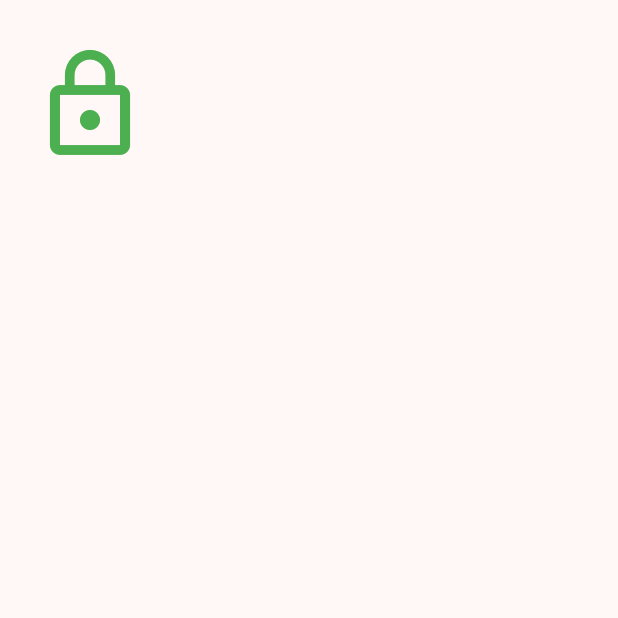
After one commit to helenoktaa/Tugas_week_6_1123150205, a Flutter app: the Login screen opened directly, on a phone screen of 412 x 824 dp, the top half of it. The commit adds this screen. Run offline on Flutter 3.47's test engine with Material 3 defaults, Android fonts, the light colour scheme and no system bars.

Commit message:
feat: add class login

```diff
--- a/lib/screen/SplashScreen3.dart
+++ b/lib/screen/SplashScreen3.dart
@@ -76,7 +76,7 @@ class SplashScreen3 extends StatelessWidget {
                   width: double.infinity,
                   child: ElevatedButton(
                     onPressed: () {
-                      //to do call next page
+
                     },
                     style: ElevatedButton.styleFrom(
                       backgroundColor: Color(0xFF4CAF50),
--- /dev/null
+++ b/lib/screen/login.dart
@@ -0,0 +1,26 @@
+import 'package:flutter/material.dart';
+
+class Login extends StatelessWidget {
+  const Login({super.key});
+
+  @override
+  Widget build(BuildContext context) {
+    return Scaffold(
+            body: SingleChildScrollView(
+              child: Container(
+                padding: const EdgeInsets.all(20.0),
+                child: const Column(
+                  children: [
+                    SizedBox(height: 10),
+                    Icon(
+                      Icons.lock_outline,
+                      size: 80,
+                      color: Colors.green
+                    ),
+                  ],
+                ),
+              ),
+            ),
+          );
+  }
+}
--- a/pubspec.yaml
+++ b/pubspec.yaml
@@ -60,7 +60,6 @@ flutter:
     - assets/images/removebg.png
     - assets/images/serii.png
     - assets/images/Lotus.png
-    - assets/images/ilen.jpg
 
   # To add assets to your application, add an assets section, like this:
   # assets:
```
Also changed, not shown: assets/images/ilen.jpg (deleted).
